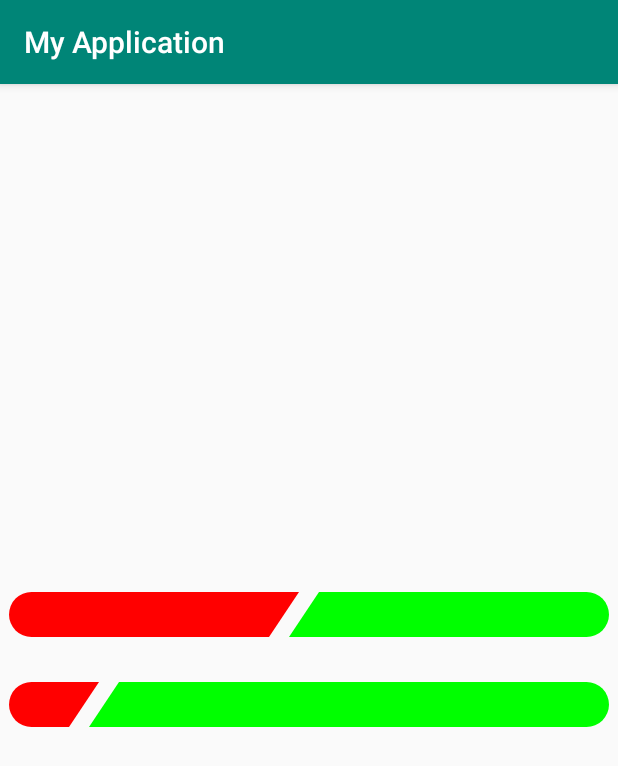
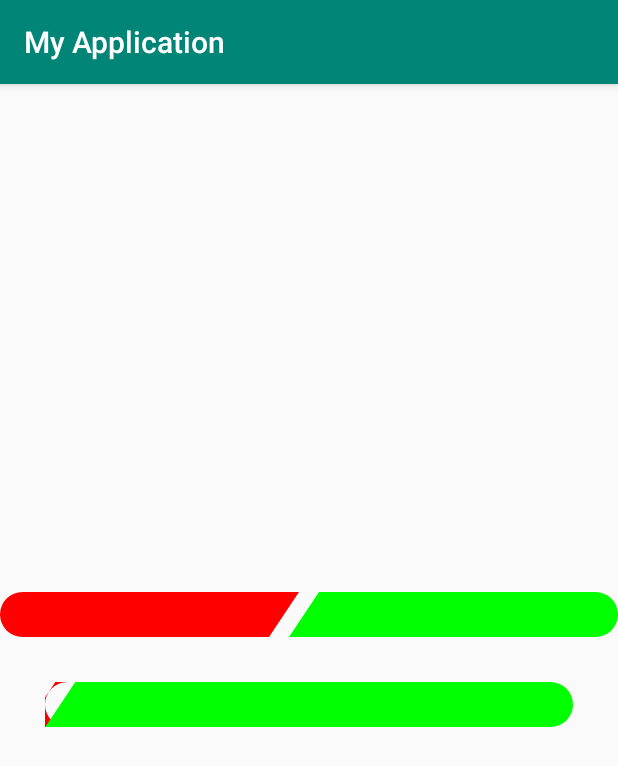
Before and after one commit to WinWang/customView, an Android app: the OptionsRateActivity screen opened directly, with no data from a screen before it, on a phone screen of 412 x 824 dp. Shown: the top 766 px of the screen. Run offline under Robolectric (Android 15) with nearby library versions, the light colour scheme and no system bars.

Commit message:
修改投票控件

```diff
--- a/app/src/main/java/com/winwang/myapplication/OptionRateView.java
+++ b/app/src/main/java/com/winwang/myapplication/OptionRateView.java
@@ -118,11 +118,6 @@ public class OptionRateView extends View {
         rightPaht.moveTo(xCenter + gapWidth, 0);
         rightPaht.lineTo((float) width - (float) height, 0);
         rightPaht.arcTo((float) width - (float) height, 0, (float) width, (float) height, -90, 180, false);
-        if (leftRateRation == 0) {
-
-        } else {
-
-        }
         rightPaht.lineTo(xCenter - 30 + gapWidth, height);
         rightPaht.close();
         canvas.drawPath(rightPaht, rightPaint);
--- a/app/src/main/java/com/winwang/myapplication/OptionsRateActivity.java
+++ b/app/src/main/java/com/winwang/myapplication/OptionsRateActivity.java
@@ -12,6 +12,6 @@ public class OptionsRateActivity extends AppCompatActivity {
         OptionRateView rateView = findViewById(R.id.rateView);
         OptionRateView rateView1 = findViewById(R.id.rateView1);
         rateView.setRateRation(50f, 50f);
-        rateView1.setRateRation(10f, 50f);
+        rateView1.setRateRation(2f, 50f);
     }
 }
--- a/app/src/main/res/layout/activity_options_rate.xml
+++ b/app/src/main/res/layout/activity_options_rate.xml
@@ -9,14 +9,16 @@
     android:orientation="vertical">
 
     <com.winwang.myapplication.OptionRateView
-        android:layout_width="400dp"
+        android:layout_width="match_parent"
         android:layout_height="30dp"
         android:id="@+id/rateView"/>
 
 
     <com.winwang.myapplication.OptionRateView
+        android:layout_marginLeft="30dp"
+        android:layout_marginRight="30dp"
         android:layout_marginTop="30dp"
-        android:layout_width="400dp"
+        android:layout_width="match_parent"
         android:layout_height="30dp"
         android:id="@+id/rateView1"/>
 
```
